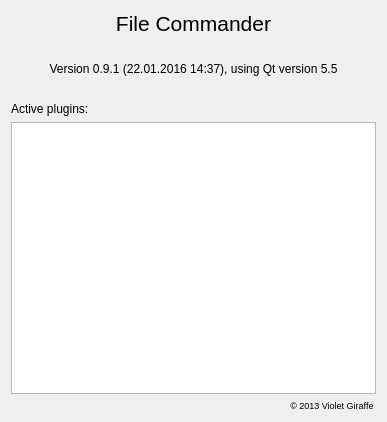
Old version of the form qt-app/src/aboutdialog/caboutdialog.ui in the repository VioletGiraffe/file-commander.
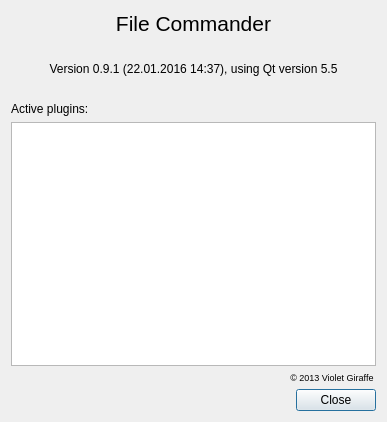
New version of the form.

Commit message: "Close" button added to the "About" dialog; .gitignore updated

What changed in the file:
```diff
--- a/qt-app/src/aboutdialog/caboutdialog.ui
+++ b/qt-app/src/aboutdialog/caboutdialog.ui
@@ -16,7 +16,7 @@
   <property name="modal">
    <bool>true</bool>
   </property>
-  <layout class="QVBoxLayout" name="verticalLayout" stretch="0,0,0,0,0,0,0">
+  <layout class="QVBoxLayout" name="verticalLayout" stretch="0,0,0,0,0,0,0,0">
    <item>
     <widget class="QLabel" name="lblProgramName">
      <property name="font">
@@ -105,6 +105,13 @@
      </property>
     </widget>
    </item>
+   <item>
+    <widget class="QDialogButtonBox" name="buttonBox">
+     <property name="standardButtons">
+      <set>QDialogButtonBox::Close</set>
+     </property>
+    </widget>
+   </item>
   </layout>
  </widget>
  <resources/>
```
Left out of the diff: 19 changed lines with no effect on the pictures. The commit also changes 1 other file.
